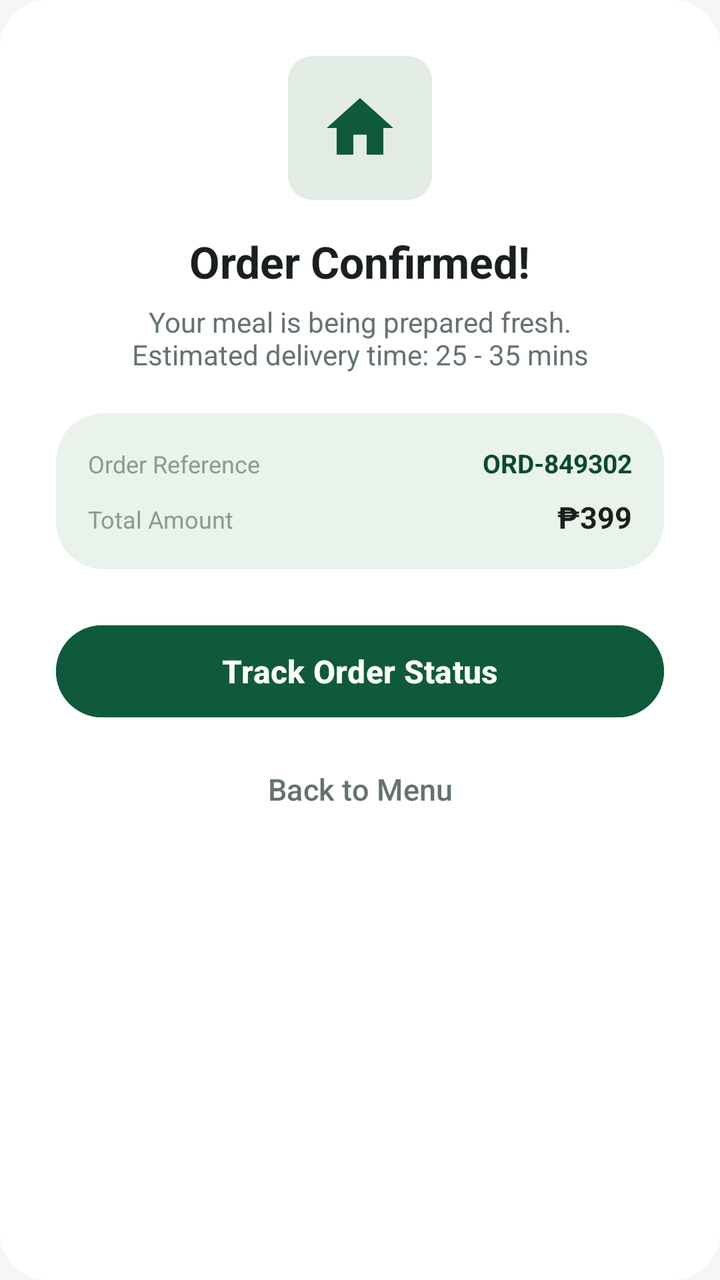
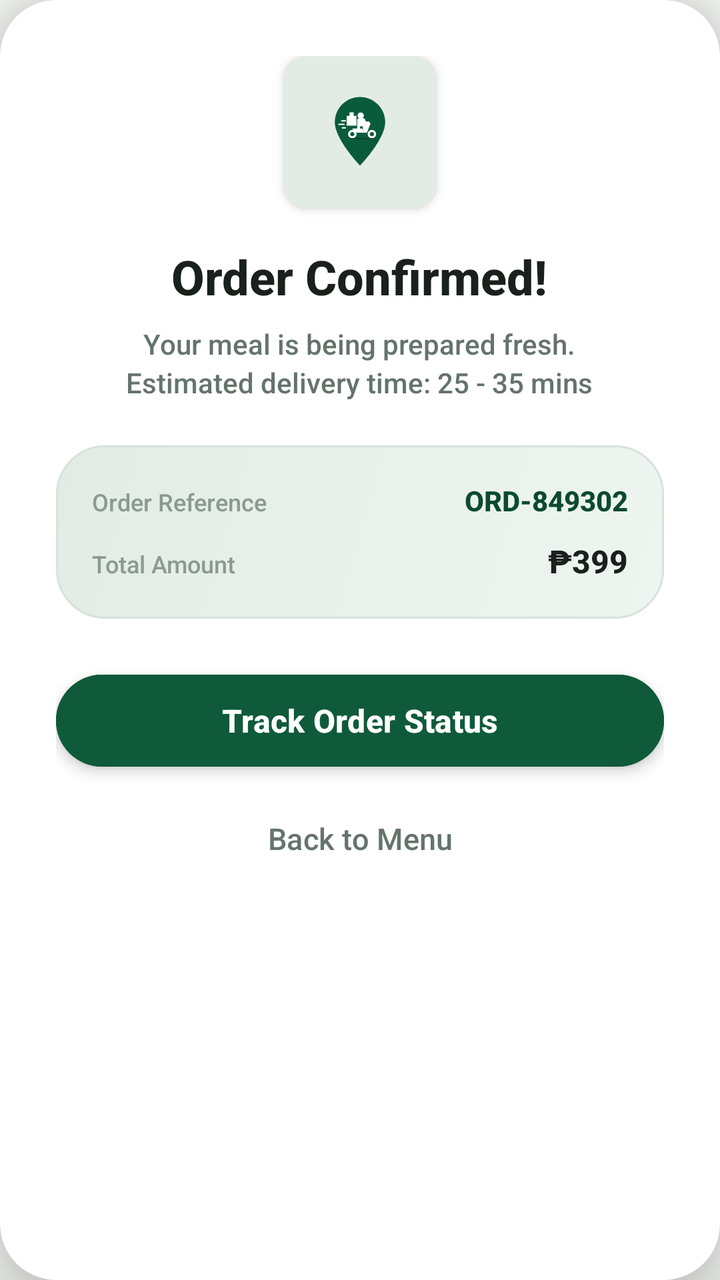

Screens rendered from an Android XML layout before and after an edit, with the pre-edit source and the edit as a unified diff.
<!-- AndroidManifest.xml: application theme Theme.FoodOrderingSystem -->
<!-- res/layout/dialog_order_success.xml -->
<?xml version="1.0" encoding="utf-8"?>
<LinearLayout xmlns:android="http://schemas.android.com/apk/res/android"
    xmlns:app="http://schemas.android.com/apk/res-auto"
    android:layout_width="match_parent"
    android:layout_height="wrap_content"
    android:background="@drawable/bg_rounded_card"
    android:gravity="center_horizontal"
    android:orientation="vertical"
    android:padding="28dp">

    
    <FrameLayout
        android:layout_width="72dp"
        android:layout_height="72dp"
        android:background="@drawable/bg_badge_green">

        <ImageView
            android:layout_width="40dp"
            android:layout_height="40dp"
            android:layout_gravity="center"
            android:src="@drawable/ic_nav_home"
            app:tint="@color/primary_green" />
    </FrameLayout>

    <TextView
        android:layout_width="wrap_content"
        android:layout_height="wrap_content"
        android:layout_marginTop="16dp"
        android:text="Order Confirmed!"
        android:textColor="@color/text_dark"
        android:textSize="22sp"
        android:textStyle="bold" />

    <TextView
        android:layout_width="wrap_content"
        android:layout_height="wrap_content"
        android:layout_marginTop="6dp"
        android:gravity="center"
        android:text="Your meal is being prepared fresh.\nEstimated delivery time: 25 - 35 mins"
        android:textColor="@color/text_secondary"
        android:textSize="14sp" />

    <LinearLayout
        android:layout_width="match_parent"
        android:layout_height="wrap_content"
        android:layout_marginTop="20dp"
        android:background="@drawable/bg_hero_card"
        android:orientation="vertical"
        android:padding="16dp">

        <LinearLayout
            android:layout_width="match_parent"
            android:layout_height="wrap_content"
            android:orientation="horizontal">

            <TextView
                android:layout_width="0dp"
                android:layout_height="wrap_content"
                android:layout_weight="1"
                android:text="Order Reference"
                android:textColor="@color/text_muted"
                android:textSize="12sp" />

            <TextView
                android:id="@+id/tv_order_ref"
                android:layout_width="wrap_content"
                android:layout_height="wrap_content"
                android:text="ORD-849302"
                android:textColor="@color/primary_green_dark"
                android:textSize="13sp"
                android:textStyle="bold" />
        </LinearLayout>

        <LinearLayout
            android:layout_width="match_parent"
            android:layout_height="wrap_content"
            android:layout_marginTop="8dp"
            android:orientation="horizontal">

            <TextView
                android:layout_width="0dp"
                android:layout_height="wrap_content"
                android:layout_weight="1"
                android:text="Total Amount"
                android:textColor="@color/text_muted"
                android:textSize="12sp" />

            <TextView
                android:id="@+id/tv_order_amount"
                android:layout_width="wrap_content"
                android:layout_height="wrap_content"
                android:text="₱399"
                android:textColor="@color/text_dark"
                android:textSize="15sp"
                android:textStyle="bold" />
        </LinearLayout>
    </LinearLayout>

    <Button
        android:id="@+id/btn_track_order"
        android:layout_width="match_parent"
        android:layout_height="54dp"
        android:layout_marginTop="24dp"
        android:backgroundTint="@color/primary_green"
        android:text="Track Order Status"
        android:textColor="@color/white"
        android:textSize="16sp"
        android:textStyle="bold"
        app:cornerRadius="27dp" />

    <Button
        android:id="@+id/btn_continue_shopping"
        style="@style/Widget.Material3.Button.TextButton"
        android:layout_width="match_parent"
        android:layout_height="48dp"
        android:layout_marginTop="8dp"
        android:text="Back to Menu"
        android:textColor="@color/text_secondary"
        android:textSize="15sp" />

</LinearLayout>
<!-- resources referenced by this layout -->
<resources>
  <color name="primary_green">#0F5A3B</color>
  <color name="primary_green_dark">#0B4A30</color>
  <color name="text_dark">#1A201C</color>
  <color name="text_muted">#8A9A90</color>
  <color name="text_secondary">#64746B</color>
  <color name="white">#FFFFFFFF</color>
  <!-- drawable bg_badge_green (drawable) -->
  <?xml version="1.0" encoding="utf-8"?>
  <shape xmlns:android="http://schemas.android.com/apk/res/android">
      <solid android:color="#E2ECE5" />
      <corners android:radius="12dp" />
  </shape>
  <!-- drawable bg_hero_card (drawable) -->
  <?xml version="1.0" encoding="utf-8"?>
  <shape xmlns:android="http://schemas.android.com/apk/res/android">
      <solid android:color="#EAF2EC" />
      <corners android:radius="24dp" />
  </shape>
  <!-- drawable bg_rounded_card (drawable) -->
  <?xml version="1.0" encoding="utf-8"?>
  <shape xmlns:android="http://schemas.android.com/apk/res/android">
      <solid android:color="#FFFFFF" />
      <corners android:radius="24dp" />
  </shape>
  <!-- drawable ic_nav_home (drawable) -->
  <vector xmlns:android="http://schemas.android.com/apk/res/android"
      android:width="24dp"
      android:height="24dp"
      android:viewportWidth="24"
      android:viewportHeight="24">
      <path
          android:fillColor="#0F5A3B"
          android:pathData="M10,20v-6h4v6h5v-8h3L12,3 2,12h3v8z"/>
  </vector>
  <style name="Theme.FoodOrderingSystem" parent="Base.Theme.FoodOrderingSystem" />
  <style name="Base.Theme.FoodOrderingSystem" parent="Theme.Material3.DayNight.NoActionBar">
          <item name="colorPrimary">@color/primary_green</item>
          <item name="colorOnPrimary">@color/white</item>
          <item name="android:windowBackground">@color/bg_screen</item>
          <item name="android:statusBarColor">@color/bg_screen</item>
          <item name="android:windowLightStatusBar">true</item>
      </style>
  <color name="bg_screen">#F4F7F4</color>
</resources>

<!-- the commit's change to res/layout/dialog_order_success.xml (unified diff, before → after) -->
@@ -1,121 +1,138 @@
 <?xml version="1.0" encoding="utf-8"?>
-<LinearLayout xmlns:android="http://schemas.android.com/apk/res/android"
+<androidx.cardview.widget.CardView xmlns:android="http://schemas.android.com/apk/res/android"
     xmlns:app="http://schemas.android.com/apk/res-auto"
     android:layout_width="match_parent"
     android:layout_height="wrap_content"
-    android:background="@drawable/bg_rounded_card"
-    android:gravity="center_horizontal"
-    android:orientation="vertical"
-    android:padding="28dp">
-
-    
-    <FrameLayout
-        android:layout_width="72dp"
-        android:layout_height="72dp"
-        android:background="@drawable/bg_badge_green">
-
-        <ImageView
-            android:layout_width="40dp"
-            android:layout_height="40dp"
-            android:layout_gravity="center"
-            android:src="@drawable/ic_nav_home"
-            app:tint="@color/primary_green" />
-    </FrameLayout>
-
-    <TextView
-        android:layout_width="wrap_content"
-        android:layout_height="wrap_content"
-        android:layout_marginTop="16dp"
-        android:text="Order Confirmed!"
-        android:textColor="@color/text_dark"
-        android:textSize="22sp"
-        android:textStyle="bold" />
-
-    <TextView
-        android:layout_width="wrap_content"
-        android:layout_height="wrap_content"
-        android:layout_marginTop="6dp"
-        android:gravity="center"
-        android:text="Your meal is being prepared fresh.\nEstimated delivery time: 25 - 35 mins"
-        android:textColor="@color/text_secondary"
-        android:textSize="14sp" />
+    android:layout_margin="24dp"
+    app:cardBackgroundColor="@color/white"
+    app:cardCornerRadius="28dp"
+    app:cardElevation="16dp">
 
     <LinearLayout
         android:layout_width="match_parent"
         android:layout_height="wrap_content"
-        android:layout_marginTop="20dp"
-        android:background="@drawable/bg_hero_card"
+        android:gravity="center_horizontal"
         android:orientation="vertical"
-        android:padding="16dp">
+        android:padding="28dp">
 
+        
+        
+        <FrameLayout
+            android:layout_width="76dp"
+            android:layout_height="76dp"
+            android:background="@drawable/bg_badge_green"
+            android:elevation="3dp">
+
+            <ImageView
+                android:layout_width="42dp"
+                android:layout_height="42dp"
+                android:layout_gravity="center"
+                android:src="@drawable/ic_scooter_pin" />
+        </FrameLayout>
+
+        <TextView
+            android:layout_width="wrap_content"
+            android:layout_height="wrap_content"
+            android:layout_marginTop="18dp"
+            android:text="Order Confirmed!"
+            android:textColor="@color/text_dark"
+            android:textSize="24sp"
+            android:textStyle="bold" />
+
+        <TextView
+            android:layout_width="wrap_content"
+            android:layout_height="wrap_content"
+            android:layout_marginTop="8dp"
+            android:gravity="center"
+            android:lineSpacingExtra="3dp"
+            android:text="Your meal is being prepared fresh.\nEstimated delivery time: 25 - 35 mins"
+            android:textColor="@color/text_secondary"
+            android:textSize="14sp" />
+
+        
+        
         <LinearLayout
             android:layout_width="match_parent"
             android:layout_height="wrap_content"
-            android:orientation="horizontal">
+            android:layout_marginTop="22dp"
+            android:background="@drawable/bg_hero_card"
+            android:orientation="vertical"
+            android:padding="18dp">
 
-            <TextView
-                android:layout_width="0dp"
+            <LinearLayout
+                android:layout_width="match_parent"
                 android:layout_height="wrap_content"
-                android:layout_weight="1"
-                android:text="Order Reference"
-                android:textColor="@color/text_muted"
-                android:textSize="12sp" />
+                android:orientation="horizontal">
 
-            <TextView
-                android:id="@+id/tv_order_ref"
-                android:layout_width="wrap_content"
+                <TextView
+                    android:layout_width="0dp"
+                    android:layout_height="wrap_content"
+                    android:layout_weight="1"
+                    android:text="Order Reference"
+                    android:textColor="@color/text_muted"
+                    android:textSize="12sp" />
+
+                <TextView
+                    android:id="@+id/tv_order_ref"
+                    android:layout_width="wrap_content"
+                    android:layout_height="wrap_content"
+                    android:text="ORD-849302"
+                    android:textColor="@color/primary_green_dark"
+                    android:textSize="14sp"
+                    android:textStyle="bold" />
+            </LinearLayout>
+
+            <LinearLayout
+                android:layout_width="match_parent"
                 android:layout_height="wrap_content"
-                android:text="ORD-849302"
-                android:textColor="@color/primary_green_dark"
-                android:textSize="13sp"
-                android:textStyle="bold" />
+                android:layout_marginTop="10dp"
+                android:orientation="horizontal">
+
+                <TextView
+                    android:layout_width="0dp"
+                    android:layout_height="wrap_content"
+                    android:layout_weight="1"
+                    android:text="Total Amount"
+                    android:textColor="@color/text_muted"
+                    android:textSize="12sp" />
+
+                <TextView
+                    android:id="@+id/tv_order_amount"
+                    android:layout_width="wrap_content"
+                    android:layout_height="wrap_content"
+                    android:text="₱399"
+                    android:textColor="@color/text_dark"
+                    android:textSize="16sp"
+                    android:textStyle="bold" />
+            </LinearLayout>
         </LinearLayout>
 
-        <LinearLayout
+        
+        
+        <Button
+            android:id="@+id/btn_track_order"
             android:layout_width="match_parent"
-            android:layout_height="wrap_content"
+            android:layout_height="54dp"
+            android:layout_marginTop="24dp"
+            android:backgroundTint="@color/primary_green"
+            android:elevation="4dp"
+            android:stateListAnimator="@null"
+            android:text="Track Order Status"
+            android:textColor="@color/white"
+            android:textSize="16sp"
+            android:textStyle="bold"
+            app:cornerRadius="27dp" />
+
+        
+        <Button
+            android:id="@+id/btn_continue_shopping"
+            style="@style/Widget.Material3.Button.TextButton"
+            android:layout_width="match_parent"
+            android:layout_height="48dp"
             android:layout_marginTop="8dp"
-            android:orientation="horizontal">
+            android:text="Back to Menu"
+            android:textColor="@color/text_secondary"
+            android:textSize="15sp" />
 
-            <TextView
-                android:layout_width="0dp"
-                android:layout_height="wrap_content"
-                android:layout_weight="1"
-                android:text="Total Amount"
-                android:textColor="@color/text_muted"
-                android:textSize="12sp" />
-
-            <TextView
-                android:id="@+id/tv_order_amount"
-                android:layout_width="wrap_content"
-                android:layout_height="wrap_content"
-                android:text="₱399"
-                android:textColor="@color/text_dark"
-                android:textSize="15sp"
-                android:textStyle="bold" />
-        </LinearLayout>
     </LinearLayout>
-
-    <Button
-        android:id="@+id/btn_track_order"
-        android:layout_width="match_parent"
-        android:layout_height="54dp"
-        android:layout_marginTop="24dp"
-        android:backgroundTint="@color/primary_green"
-        android:text="Track Order Status"
-        android:textColor="@color/white"
-        android:textSize="16sp"
-        android:textStyle="bold"
-        app:cornerRadius="27dp" />
-
-    <Button
-        android:id="@+id/btn_continue_shopping"
-        style="@style/Widget.Material3.Button.TextButton"
-        android:layout_width="match_parent"
-        android:layout_height="48dp"
-        android:layout_marginTop="8dp"
-        android:text="Back to Menu"
-        android:textColor="@color/text_secondary"
-        android:textSize="15sp" />
-
-</LinearLayout>
+</androidx.cardview.widget.CardView>
<!-- resource entries referenced after the edit -->
@@ -15,24 +15,66 @@
   <!-- drawable bg_hero_card (drawable) -->
   <?xml version="1.0" encoding="utf-8"?>
   <shape xmlns:android="http://schemas.android.com/apk/res/android">
-      <solid android:color="#EAF2EC" />
+      <gradient
+          android:angle="135"
+          android:startColor="#EEF5F0"
+          android:endColor="#E2ECE5" />
       <corners android:radius="24dp" />
+      <stroke
+          android:width="1dp"
+          android:color="#D6E3DB" />
   </shape>
-  <!-- drawable bg_rounded_card (drawable) -->
-  <?xml version="1.0" encoding="utf-8"?>
-  <shape xmlns:android="http://schemas.android.com/apk/res/android">
-      <solid android:color="#FFFFFF" />
-      <corners android:radius="24dp" />
-  </shape>
-  <!-- drawable ic_nav_home (drawable) -->
+  <!-- drawable ic_scooter_pin (drawable) -->
   <vector xmlns:android="http://schemas.android.com/apk/res/android"
-      android:width="24dp"
-      android:height="24dp"
-      android:viewportWidth="24"
-      android:viewportHeight="24">
+      android:width="120dp"
+      android:height="120dp"
+      android:viewportWidth="120"
+      android:viewportHeight="120">
+  
+      
       <path
-          android:fillColor="#0F5A3B"
-          android:pathData="M10,20v-6h4v6h5v-8h3L12,3 2,12h3v8z"/>
+          android:fillColor="#0A5B3B"
+          android:pathData="M60,10 C40.12,10 24,26.12 24,46 C24,70.5 60,108 60,108 C60,108 96,70.5 96,46 C96,26.12 79.88,10 60,10 Z"/>
+  
+      
+      <path
+          android:fillColor="#FFFFFF"
+          android:pathData="M33,43 h7 v2 h-7 z M29,48 h9 v2 h-9 z M34,53 h6 v2 h-6 z"/>
+  
+      
+      <path
+          android:fillColor="#FFFFFF"
+          android:pathData="M41,37 h14 v14 h-14 z M45,32 h6 v5 h-6 z"/>
+  
+      
+      <path
+          android:fillColor="#FFFFFF"
+          android:pathData="M61,32 A4.5,4.5 0 1,0 61,41 A4.5,4.5 0 1,0 61,32 Z"/>
+  
+      
+      <path
+          android:fillColor="#FFFFFF"
+          android:pathData="M56,43 C56,41 58,40 61,40 L64,40 C66,40 68,42 68,45 L66,52 L60,52 L60,60 L56,60 Z M66,45 L73,45 L70,50 L66,49 Z"/>
+  
+      
+      <path
+          android:fillColor="#FFFFFF"
+          android:pathData="M49,57 C45.69,57 43,59.69 43,63 C43,66.31 45.69,69 49,69 C52.31,69 55,66.31 55,63 C55,59.69 52.31,57 49,57 Z M49,60 C50.66,60 52,61.34 52,63 C52,64.66 50.66,66 49,66 C47.34,66 46,64.66 46,63 C46,61.34 47.34,60 49,60 Z"/>
+  
+      
+      <path
+          android:fillColor="#FFFFFF"
+          android:pathData="M77,57 C73.69,57 71,59.69 71,63 C71,66.31 73.69,69 77,69 C80.31,69 83,66.31 83,63 C83,59.69 80.31,57 77,57 Z M77,60 C78.66,60 80,61.34 80,63 C80,64.66 78.66,66 77,66 C75.34,66 74,64.66 74,63 C74,61.34 75.34,60 77,60 Z"/>
+  
+      
+      <path
+          android:fillColor="#FFFFFF"
+          android:pathData="M49,55 L63,55 L65,61 L52,61 Z M64,52 L73,45 L75,48 L70,61 L64,61 Z"/>
+  
+      
+      <path
+          android:fillColor="#063E27"
+          android:pathData="M41,68 Q63,73 85,68 Q63,70 41,68 Z"/>
   </vector>
   <style name="Theme.FoodOrderingSystem" parent="Base.Theme.FoodOrderingSystem" />
   <style name="Base.Theme.FoodOrderingSystem" parent="Theme.Material3.DayNight.NoActionBar">
@@ -41,6 +83,9 @@
           <item name="android:windowBackground">@color/bg_screen</item>
           <item name="android:statusBarColor">@color/bg_screen</item>
           <item name="android:windowLightStatusBar">true</item>
+          
+          <item name="android:overScrollMode">never</item>
+          <item name="android:fontFamily">sans-serif-medium</item>
       </style>
   <color name="bg_screen">#F4F7F4</color>
 </resources>
